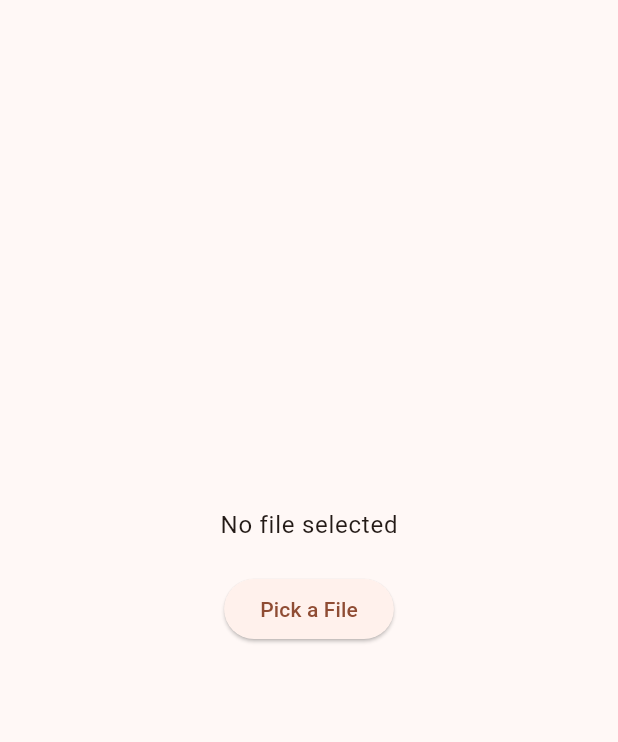
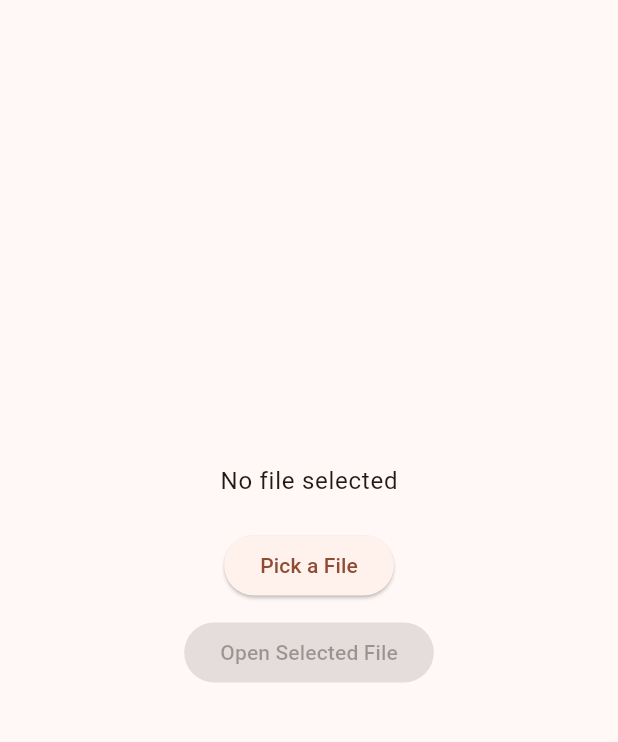
Before and after one commit to Mo-me-0/digital_bookshelf, a Flutter app: the screen it shows after launch, on a phone screen of 412 x 824 dp, the part 84-826 px from its top. Run offline on Flutter 3.47's test engine with Material 3 defaults, Android fonts, the phone set to English and light mode, and no system bars; our stand-ins replace file_picker, open_filex.

Commit message:
Update main.dart
file opening logic

```diff
--- a/lib/main.dart
+++ b/lib/main.dart
@@ -1,5 +1,6 @@
 import 'package:flutter/material.dart';
 import 'package:file_picker/file_picker.dart';
+import 'package:open_filex/open_filex.dart'; // Import open_filex to handle opening files using default system apps
 
 void main() => runApp(const MyApp());
 
@@ -28,15 +29,45 @@ class HomePage extends StatefulWidget {
 }
 
 class _HomePageState extends State<HomePage> {
+  // Store the name of the selected file to display it in the UI
   String? _selectedFileName;
+  // Store the path of the selected file to open it later
+  String? _selectedFilePath;
 
+  /// Method to open the file picker dialog and select a file.
+  ///
+  /// The [FilePicker.platform.pickFiles] method by default allows picking
+  /// any file type from the device's native file explorer.
   Future<void> _pickFile() async {
+    // Await the user's file selection. This opens the native OS dialog.
+    // We do not specify allowedExtensions here, so it accepts all files.
     FilePickerResult? result = await FilePicker.platform.pickFiles();
 
+    // Check if the user successfully selected a file (returns null if they cancelled the dialog)
     if (result != null) {
       setState(() {
+        // Update the state with both the name and the path of the chosen file.
+        // result.files.single implies we are only handling a single file selection
+        // (which is the default unless allowMultiple is true).
         _selectedFileName = result.files.single.name;
+        _selectedFilePath = result.files.single.path;
       });
+    }
+  }
+
+  /// Method to open the selected file using the device's default application
+  Future<void> _openFile() async {
+    // Verify that a file has actually been selected and we have its path
+    if (_selectedFilePath != null) {
+      // Use the open_filex package to open the file at the given path
+      // This delegates to the OS to find an appropriate app to handle this file type
+      final result = await OpenFilex.open(_selectedFilePath!);
+
+      // We can inspect the result.type to see if it was successful, or handle errors
+      if (result.type != ResultType.done) {
+        // In a real app, you might show a SnackBar or AlertDialog here
+        debugPrint('Error opening file: ${result.message}');
+      }
     }
   }
 
@@ -62,6 +93,12 @@ class _HomePageState extends State<HomePage> {
               onPressed: _pickFile,
               child: const Text('Pick a File'),
             ),
+            const SizedBox(height: 10), // Adding some space between the buttons
+            // Button to open the file, which is disabled (null onPressed) if no file is selected yet
+            ElevatedButton(
+              onPressed: _selectedFilePath != null ? _openFile : null,
+              child: const Text('Open Selected File'),
+            ),
           ],
         ),
       ),
```
